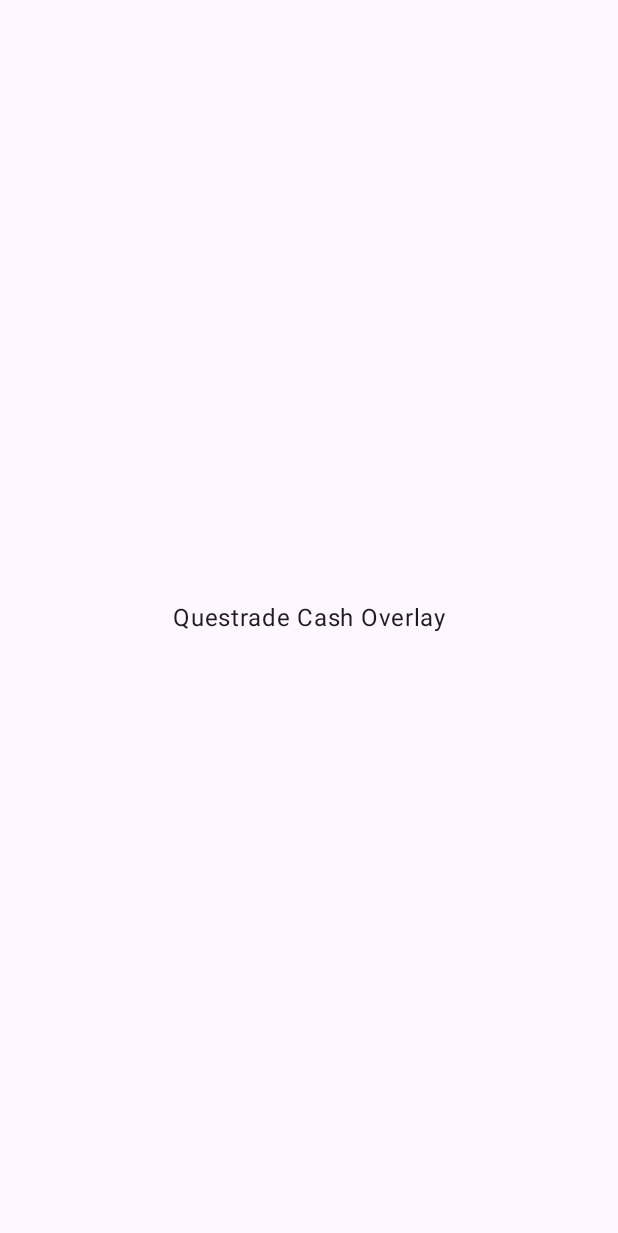
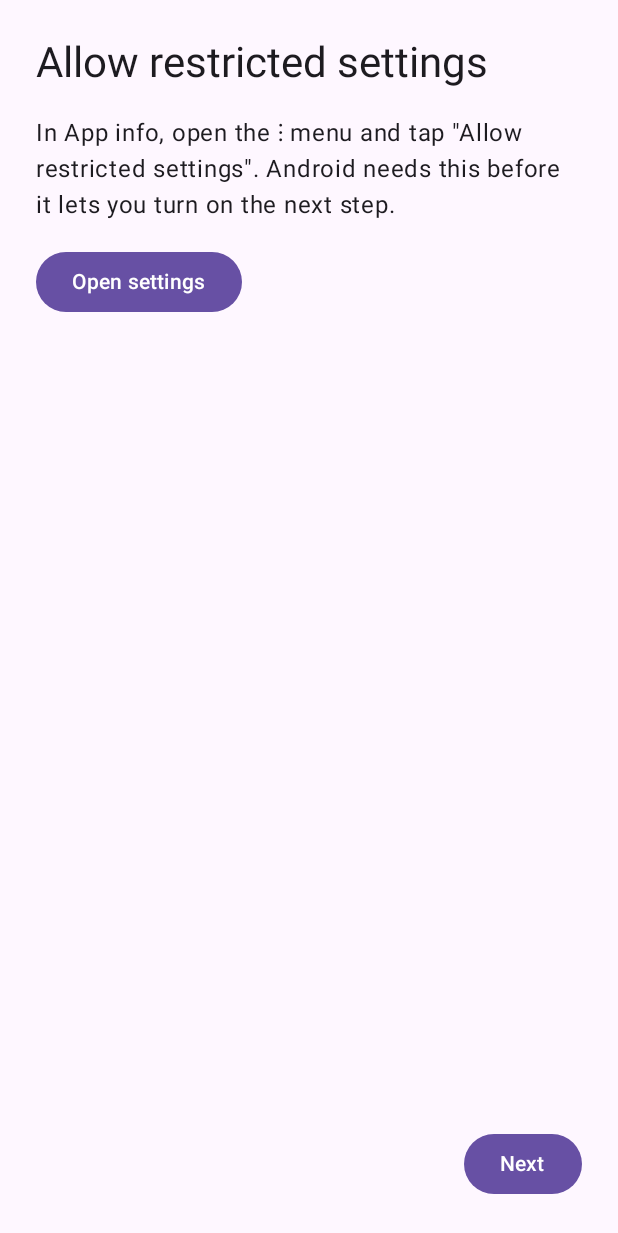
Before and after one commit to Fullchee/questrade-cash-overlay, an Android app built with Jetpack Compose: the screen it shows after launch (MainActivity), on a phone screen of 412 x 824 dp. Before the commit the part shown is almost empty. Shown: the top 1233 px of the screen. Run offline under Robolectric (Android 15) with nearby library versions, the phone set to English and light mode, and no system bars.

Commit message:
feat: add onboarding with a live check per HyperOS setup step
One screen each for restricted settings, accessibility, notifications,
battery and Xiaomi Autostart. Checks rerun on resume; Autostart falls
back to App info without the Xiaomi security center. Adds a stub
accessibility service for #8 to fill in.

Refs #9

```diff
--- a/app/src/main/kotlin/com/fullchee/questradecashoverlay/MainActivity.kt
+++ b/app/src/main/kotlin/com/fullchee/questradecashoverlay/MainActivity.kt
@@ -8,18 +8,38 @@ import androidx.compose.foundation.layout.fillMaxSize
 import androidx.compose.material3.MaterialTheme
 import androidx.compose.material3.Surface
 import androidx.compose.material3.Text
+import androidx.compose.runtime.getValue
+import androidx.compose.runtime.mutableStateOf
+import androidx.compose.runtime.remember
+import androidx.compose.runtime.setValue
 import androidx.compose.ui.Alignment
 import androidx.compose.ui.Modifier
 import androidx.compose.ui.res.stringResource
+import com.fullchee.questradecashoverlay.onboarding.OnboardingScreen
+import com.fullchee.questradecashoverlay.onboarding.SetupChecks
+import com.fullchee.questradecashoverlay.onboarding.settingsIntent
 
 class MainActivity : ComponentActivity() {
     override fun onCreate(savedInstanceState: Bundle?) {
         super.onCreate(savedInstanceState)
+        val checks = SetupChecks(this)
         setContent {
             MaterialTheme {
                 Surface(modifier = Modifier.fillMaxSize()) {
-                    Box(contentAlignment = Alignment.Center) {
-                        Text(stringResource(R.string.app_name))
+                    var onboarding by remember { mutableStateOf(!checks.isOnboardingFinished()) }
+                    if (onboarding) {
+                        OnboardingScreen(
+                            checks = checks,
+                            openSettings = { step -> startActivity(settingsIntent(step, this)) },
+                            onFinished = {
+                                checks.markOnboardingFinished()
+                                onboarding = false
+                            }
+                        )
+                    } else {
+                        Box(contentAlignment = Alignment.Center) {
+                            Text(stringResource(R.string.app_name))
+                        }
                     }
                 }
             }
--- /dev/null
+++ b/app/src/main/kotlin/com/fullchee/questradecashoverlay/onboarding/OnboardingScreen.kt
@@ -0,0 +1,128 @@
+package com.fullchee.questradecashoverlay.onboarding
+
+import androidx.annotation.StringRes
+import androidx.compose.foundation.layout.Arrangement
+import androidx.compose.foundation.layout.Column
+import androidx.compose.foundation.layout.Row
+import androidx.compose.foundation.layout.Spacer
+import androidx.compose.foundation.layout.fillMaxSize
+import androidx.compose.foundation.layout.fillMaxWidth
+import androidx.compose.foundation.layout.padding
+import androidx.compose.foundation.layout.safeDrawingPadding
+import androidx.compose.foundation.selection.toggleable
+import androidx.compose.material3.Button
+import androidx.compose.material3.Checkbox
+import androidx.compose.material3.MaterialTheme
+import androidx.compose.material3.OutlinedButton
+import androidx.compose.material3.Text
+import androidx.compose.runtime.Composable
+import androidx.compose.runtime.getValue
+import androidx.compose.runtime.mutableIntStateOf
+import androidx.compose.runtime.remember
+import androidx.compose.runtime.saveable.rememberSaveable
+import androidx.compose.runtime.setValue
+import androidx.compose.ui.Alignment
+import androidx.compose.ui.Modifier
+import androidx.compose.ui.res.stringResource
+import androidx.compose.ui.semantics.Role
+import androidx.compose.ui.unit.dp
+import androidx.lifecycle.compose.LifecycleResumeEffect
+import com.fullchee.questradecashoverlay.R
+
+private val steps = SetupStep.entries
+
+private class StepText(@param:StringRes val title: Int, @param:StringRes val body: Int)
+
+private fun textOf(step: SetupStep) = when (step) {
+    SetupStep.RESTRICTED_SETTINGS -> StepText(
+        R.string.onboarding_restricted_settings_title,
+        R.string.onboarding_restricted_settings_body
+    )
+    SetupStep.ACCESSIBILITY -> StepText(
+        R.string.onboarding_accessibility_title,
+        R.string.onboarding_accessibility_body
+    )
+    SetupStep.NOTIFICATIONS -> StepText(
+        R.string.onboarding_notifications_title,
+        R.string.onboarding_notifications_body
+    )
+    SetupStep.BATTERY -> StepText(
+        R.string.onboarding_battery_title,
+        R.string.onboarding_battery_body
+    )
+    SetupStep.AUTOSTART -> StepText(
+        R.string.onboarding_autostart_title,
+        R.string.onboarding_autostart_body
+    )
+}
+
+@Composable
+fun OnboardingScreen(
+    checks: SetupChecks,
+    openSettings: (SetupStep) -> Unit,
+    onFinished: () -> Unit
+) {
+    var index by rememberSaveable { mutableIntStateOf(0) }
+    // Bumped on every resume so each check reruns after the owner returns from a settings page.
+    var checkRound by remember { mutableIntStateOf(0) }
+    LifecycleResumeEffect(Unit) {
+        checkRound++
+        onPauseOrDispose {}
+    }
+    val step = steps[index]
+    val text = textOf(step)
+    val done = remember(step, checkRound) { checks.isDone(step) }
+
+    Column(
+        modifier = Modifier.fillMaxSize().safeDrawingPadding().padding(24.dp),
+        verticalArrangement = Arrangement.spacedBy(16.dp)
+    ) {
+        Text(stringResource(text.title), style = MaterialTheme.typography.headlineMedium)
+        Text(stringResource(text.body))
+        Button(onClick = {
+            openSettings(step)
+        }) { Text(stringResource(R.string.onboarding_open_settings)) }
+        if (step == SetupStep.AUTOSTART) {
+            AutostartTick(ticked = done) { ticked ->
+                checks.setAutostartTicked(ticked)
+                checkRound++
+            }
+        }
+        if (done) {
+            Text(
+                stringResource(R.string.onboarding_done),
+                color = MaterialTheme.colorScheme.primary
+            )
+        }
+        Spacer(Modifier.weight(1f))
+        Row(Modifier.fillMaxWidth(), horizontalArrangement = Arrangement.SpaceBetween) {
+            if (index > 0) {
+                OutlinedButton(onClick = {
+                    index--
+                }) { Text(stringResource(R.string.onboarding_back)) }
+            } else {
+                Spacer(Modifier)
+            }
+            if (index < steps.lastIndex) {
+                Button(onClick = { index++ }) { Text(stringResource(R.string.onboarding_next)) }
+            } else {
+                Button(onClick = onFinished) { Text(stringResource(R.string.onboarding_finish)) }
+            }
+        }
+    }
+}
+
+@Composable
+private fun AutostartTick(ticked: Boolean, onTickedChange: (Boolean) -> Unit) {
+    Row(
+        modifier = Modifier.toggleable(
+            value = ticked,
+            role = Role.Checkbox,
+            onValueChange = onTickedChange
+        ),
+        verticalAlignment = Alignment.CenterVertically
+    ) {
+        Checkbox(checked = ticked, onCheckedChange = null)
+        Text(stringResource(R.string.onboarding_autostart_ticked))
+    }
+}
--- /dev/null
+++ b/app/src/main/kotlin/com/fullchee/questradecashoverlay/onboarding/SetupChecks.kt
@@ -0,0 +1,49 @@
+package com.fullchee.questradecashoverlay.onboarding
+
+import android.Manifest
+import android.content.ComponentName
+import android.content.Context
+import android.content.pm.PackageManager
+import android.os.PowerManager
+import android.provider.Settings
+import androidx.core.content.edit
+import com.fullchee.questradecashoverlay.overlay.CashOverlayService
+
+enum class SetupStep { RESTRICTED_SETTINGS, ACCESSIBILITY, NOTIFICATIONS, BATTERY, AUTOSTART }
+
+class SetupChecks(private val context: Context) {
+    private val prefs = context.getSharedPreferences("onboarding", Context.MODE_PRIVATE)
+
+    fun isDone(step: SetupStep): Boolean = when (step) {
+        // Android blocks enabling a sideloaded app's accessibility service until restricted settings are allowed.
+        SetupStep.RESTRICTED_SETTINGS, SetupStep.ACCESSIBILITY -> isOverlayServiceEnabled()
+        SetupStep.NOTIFICATIONS ->
+            context.checkSelfPermission(Manifest.permission.POST_NOTIFICATIONS) ==
+                PackageManager.PERMISSION_GRANTED
+        SetupStep.BATTERY ->
+            context.getSystemService(PowerManager::class.java)
+                .isIgnoringBatteryOptimizations(context.packageName)
+        // No API reports Xiaomi Autostart, so the owner ticks it.
+        SetupStep.AUTOSTART -> prefs.getBoolean(AUTOSTART_TICKED, false)
+    }
+
+    fun setAutostartTicked(ticked: Boolean) = prefs.edit { putBoolean(AUTOSTART_TICKED, ticked) }
+
+    fun isOnboardingFinished(): Boolean = prefs.getBoolean(ONBOARDING_FINISHED, false)
+
+    fun markOnboardingFinished() = prefs.edit { putBoolean(ONBOARDING_FINISHED, true) }
+
+    private fun isOverlayServiceEnabled(): Boolean {
+        val overlayService = ComponentName(context, CashOverlayService::class.java)
+        val enabled = Settings.Secure.getString(
+            context.contentResolver,
+            Settings.Secure.ENABLED_ACCESSIBILITY_SERVICES
+        ) ?: return false
+        return enabled.split(':').any { ComponentName.unflattenFromString(it) == overlayService }
+    }
+
+    private companion object {
+        const val AUTOSTART_TICKED = "autostart_ticked"
+        const val ONBOARDING_FINISHED = "onboarding_finished"
+    }
+}
--- a/app/src/main/res/values/strings.xml
+++ b/app/src/main/res/values/strings.xml
@@ -1,4 +1,21 @@
 <?xml version="1.0" encoding="utf-8"?>
 <resources>
     <string name="app_name">Questrade Cash Overlay</string>
+    <string name="accessibility_service_description">Reads the selected account on Questrade\'s order screen to show its cash.</string>
+    <string name="onboarding_restricted_settings_title">Allow restricted settings</string>
+    <string name="onboarding_restricted_settings_body">In App info, open the ⋮ menu and tap \"Allow restricted settings\". Android needs this before it lets you turn on the next step.</string>
+    <string name="onboarding_accessibility_title">Accessibility</string>
+    <string name="onboarding_accessibility_body">Turn on Questrade Cash Overlay so it can read the account on Questrade\'s order screen.</string>
+    <string name="onboarding_notifications_title">Notifications</string>
+    <string name="onboarding_notifications_body">Allow notifications so the app can tell you when a login needs reconnecting.</string>
+    <string name="onboarding_battery_title">Battery</string>
+    <string name="onboarding_battery_body">Set battery use to \"No restrictions\" so HyperOS doesn\'t stop the daily refresh.</string>
+    <string name="onboarding_autostart_title">Autostart</string>
+    <string name="onboarding_autostart_body">Turn on Autostart for this app in Security, then tick the box below.</string>
+    <string name="onboarding_autostart_ticked">I turned on Autostart</string>
+    <string name="onboarding_open_settings">Open settings</string>
+    <string name="onboarding_done">✓ Done</string>
+    <string name="onboarding_back">Back</string>
+    <string name="onboarding_next">Next</string>
+    <string name="onboarding_finish">Finish</string>
 </resources>
```
Also changed, not shown: app/src/main/AndroidManifest.xml (+14 -0 lines), app/src/main/kotlin/com/fullchee/questradecashoverlay/onboarding/SettingsIntents.kt (added, +40 -0 lines), app/src/main/kotlin/com/fullchee/questradecashoverlay/overlay/CashOverlayService.kt (added, +11 -0 lines), app/src/main/res/xml/cash_overlay_service.xml (added, +7 -0 lines), 4 other files.
